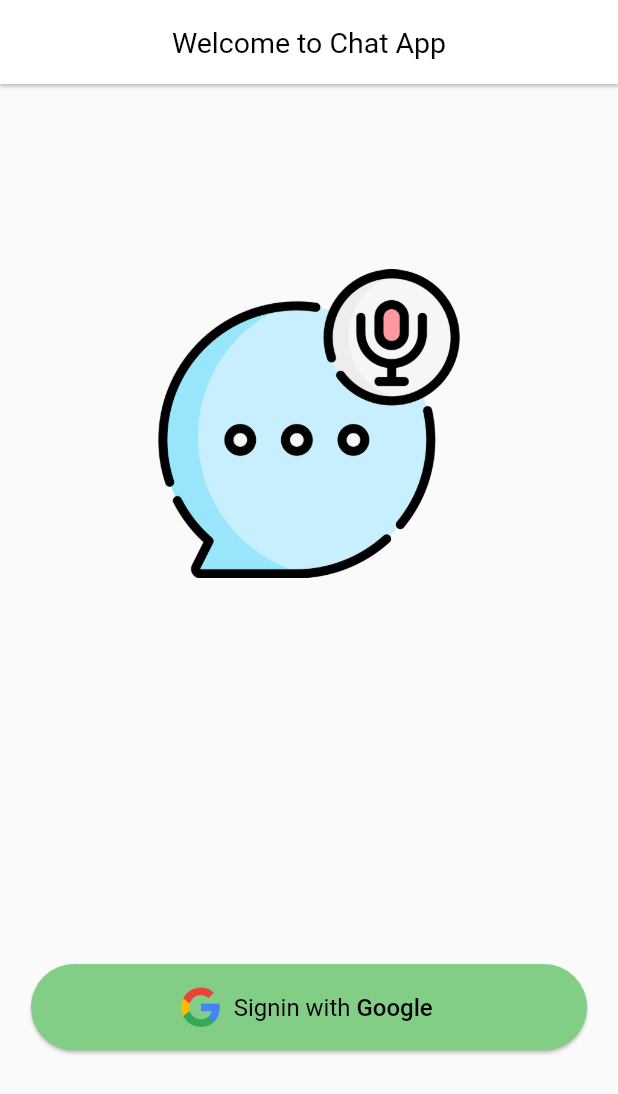
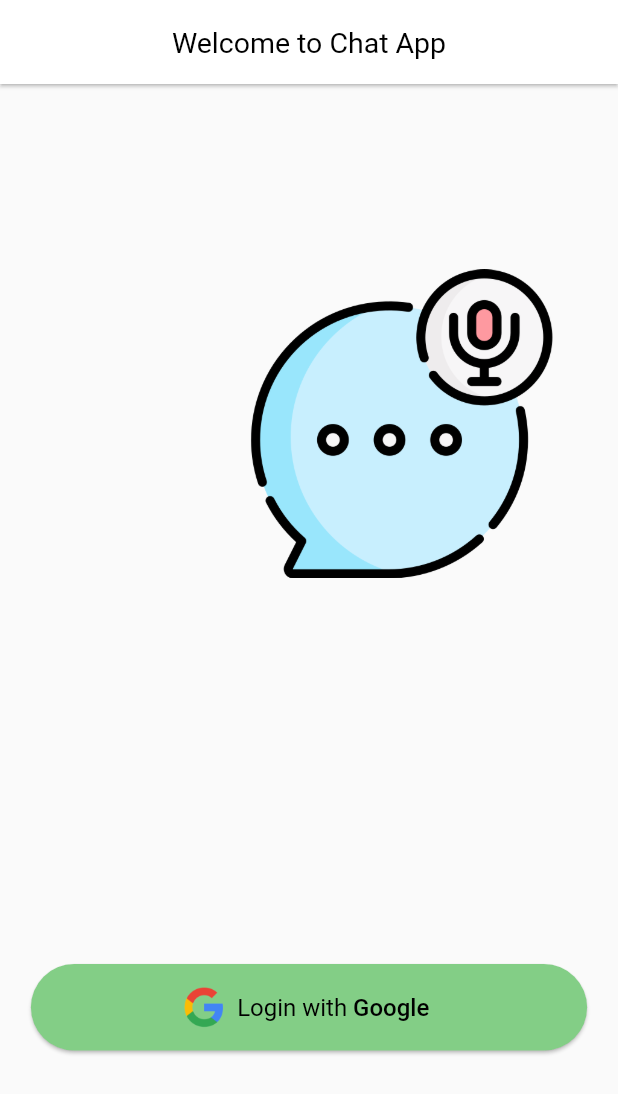
Before and after one commit to danielrgb23/chat_app_flutter, a Flutter app: the first screen one second after launch, on a phone screen of 412 x 824 dp. Shown: the top 1094 px of the screen. Run offline on Flutter 3.47's test engine with Material 3 defaults, Android fonts, the phone set to English and light mode, and no system bars; our stand-ins replace dio.

```diff
--- a/lib/feature/login/presentation/page/login_screen.dart
+++ b/lib/feature/login/presentation/page/login_screen.dart
@@ -9,6 +9,18 @@ class LoginScreen extends StatefulWidget {
 }
 
 class _LoginScreenState extends State<LoginScreen> {
+  bool isAnimated = false;
+
+  @override
+  void initState() {
+    super.initState();
+    Future.delayed(const Duration(microseconds: 500), () {
+      setState(() {
+        isAnimated = true;
+      });
+    });
+  }
+
   @override
   Widget build(BuildContext context) {
     mq = MediaQuery.of(context).size;
@@ -28,10 +40,11 @@ class _LoginScreenState extends State<LoginScreen> {
   _buildBody(BuildContext context) {
     return Stack(
       children: [
-        Positioned(
+        AnimatedPositioned(
           top: mq.height * .15,
-          left: mq.width * .25,
+          right: isAnimated ? mq.width * .25 : -mq.width * .5,
           width: mq.width * .5,
+          duration: const Duration(seconds: 1),
           child: Image.asset('assets/images/chat-de-voz.png'),
         ),
         Positioned(
@@ -42,11 +55,19 @@ class _LoginScreenState extends State<LoginScreen> {
           child: ElevatedButton.icon(
             style: ElevatedButton.styleFrom(
               backgroundColor: Color.fromARGB(255, 131, 206, 134),
-              shape: StadiumBorder(),
+              shape: const StadiumBorder(),
               elevation: 1,
             ),
-            onPressed: () {},
-            icon: Image.asset('assets/images/google.png', height: mq.height * 0.06,),
+            onPressed: () {
+              Navigator.pushReplacementNamed(
+                context,
+                'initScream',
+              );
+            },
+            icon: Image.asset(
+              'assets/images/google.png',
+              height: mq.height * 0.06,
+            ),
             label: RichText(
                 text: const TextSpan(
                     style: TextStyle(
@@ -54,7 +75,7 @@ class _LoginScreenState extends State<LoginScreen> {
                       fontSize: 16,
                     ),
                     children: [
-                  TextSpan(text: 'Signin with '),
+                  TextSpan(text: 'Login with '),
                   TextSpan(
                       text: 'Google',
                       style: TextStyle(fontWeight: FontWeight.w500))
--- a/lib/main.dart
+++ b/lib/main.dart
@@ -1,5 +1,5 @@
+import 'package:chat_app/config/routes/routes.dart';
 import 'package:chat_app/config/theme/app_theme.dart';
-import 'package:chat_app/feature/initial_scream_chat/presentation/page/initital_scream.dart';
 import 'package:chat_app/feature/login/presentation/page/login_screen.dart';
 import 'package:flutter/material.dart';
 
@@ -20,6 +20,7 @@ class MyApp extends StatelessWidget {
       title: 'Chat App',
       debugShowCheckedModeBanner: false,
       theme: theme(),
+      onGenerateRoute: AppRoutes.onGenerateRoutes,
       home: LoginScreen(),
     );
   }
```
Also changed, not shown: lib/config/routes/routes.dart (added, +22 -0 lines), 1 other file.
